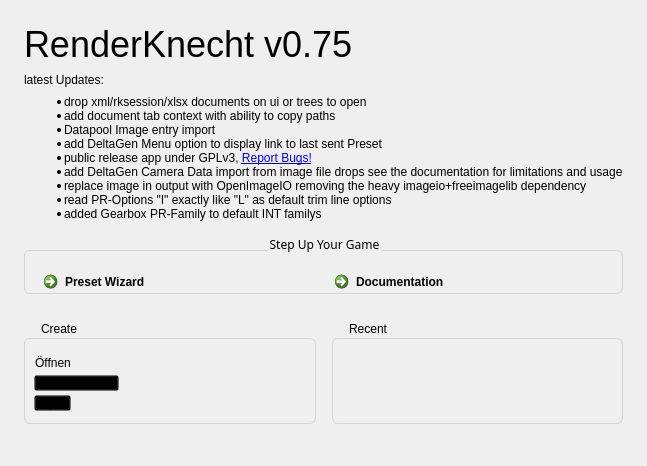
Old version of the form ui/knecht_welcome.ui in the repository tappi287/RenderKnecht2.
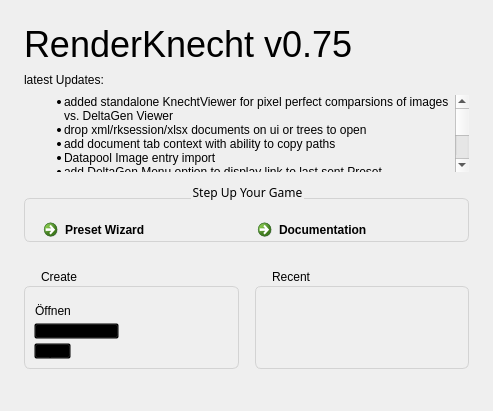
New version of the form. Icons and pictures are not drawn.

Commit message: implement external app KnechtViewer in build; add file menu entry to start external app;

```diff
--- a/ui/knecht_welcome.ui
+++ b/ui/knecht_welcome.ui
@@ -6,8 +6,8 @@
    <rect>
     <x>0</x>
     <y>0</y>
-    <width>534</width>
-    <height>466</height>
+    <width>493</width>
+    <height>411</height>
    </rect>
   </property>
   <property name="windowTitle">
@@ -109,9 +109,58 @@
       </widget>
      </item>
      <item>
-      <widget class="QLabel" name="news">
-       <property name="text">
-        <string>&lt;ul&gt;
+      <widget class="QScrollArea" name="scrollArea">
+       <property name="styleSheet">
+        <string notr="true">* {background: transparent;}</string>
+       </property>
+       <property name="frameShape">
+        <enum>QFrame::NoFrame</enum>
+       </property>
+       <property name="verticalScrollBarPolicy">
+        <enum>Qt::ScrollBarAsNeeded</enum>
+       </property>
+       <property name="horizontalScrollBarPolicy">
+        <enum>Qt::ScrollBarAlwaysOff</enum>
+       </property>
+       <property name="sizeAdjustPolicy">
+        <enum>QAbstractScrollArea::AdjustToContents</enum>
+       </property>
+       <property name="widgetResizable">
+        <bool>true</bool>
+       </property>
+       <widget class="QWidget" name="scrollAreaWidgetContents">
+        <property name="geometry">
+         <rect>
+          <x>0</x>
+          <y>0</y>
+          <width>430</width>
+          <height>110</height>
+         </rect>
+        </property>
+        <layout class="QVBoxLayout" name="verticalLayout_5">
+         <property name="spacing">
+          <number>0</number>
+         </property>
+         <property name="leftMargin">
+          <number>0</number>
+         </property>
+         <property name="topMargin">
+          <number>0</number>
+         </property>
+         <property name="rightMargin">
+          <number>0</number>
+         </property>
+         <property name="bottomMargin">
+          <number>0</number>
+         </property>
+         <item>
+          <widget class="QLabel" name="news">
+           <property name="lineWidth">
+            <number>0</number>
+           </property>
+           <property name="text">
+            <string>&lt;ul&gt;
+&lt;li&gt;added standalone KnechtViewer for pixel perfect comparsions of images vs. DeltaGen Viewer&lt;/li&gt;
 &lt;li&gt;drop xml/rksession/xlsx documents on ui or trees to open&lt;/li&gt;
 &lt;li&gt;add document tab context with ability to copy paths&lt;/li&gt;
 &lt;li&gt;Datapool Image entry import&lt;/li&gt;
@@ -122,25 +171,22 @@
 &lt;li&gt;read PR-Options &quot;I&quot; exactly like &quot;L&quot; as default trim line options&lt;/li&gt;
 &lt;li&gt;added Gearbox PR-Family to default INT familys&lt;/li&gt;
 &lt;/ul&gt;</string>
-       </property>
-       <property name="openExternalLinks">
-        <bool>true</bool>
-       </property>
+           </property>
+           <property name="alignment">
+            <set>Qt::AlignLeading|Qt::AlignLeft|Qt::AlignVCenter</set>
+           </property>
+           <property name="wordWrap">
+            <bool>true</bool>
+           </property>
+           <property name="openExternalLinks">
+            <bool>true</bool>
+           </property>
+          </widget>
+         </item>
+        </layout>
+       </widget>
       </widget>
      </item>
-     <item>
-      <spacer name="verticalSpacer">
-       <property name="orientation">
-        <enum>Qt::Vertical</enum>
-       </property>
-       <property name="sizeHint" stdset="0">
-        <size>
-         <width>20</width>
-         <height>40</height>
-        </size>
-       </property>
-      </spacer>
-     </item>
     </layout>
    </item>
    <item>
```
The commit also changes 10 other files.
